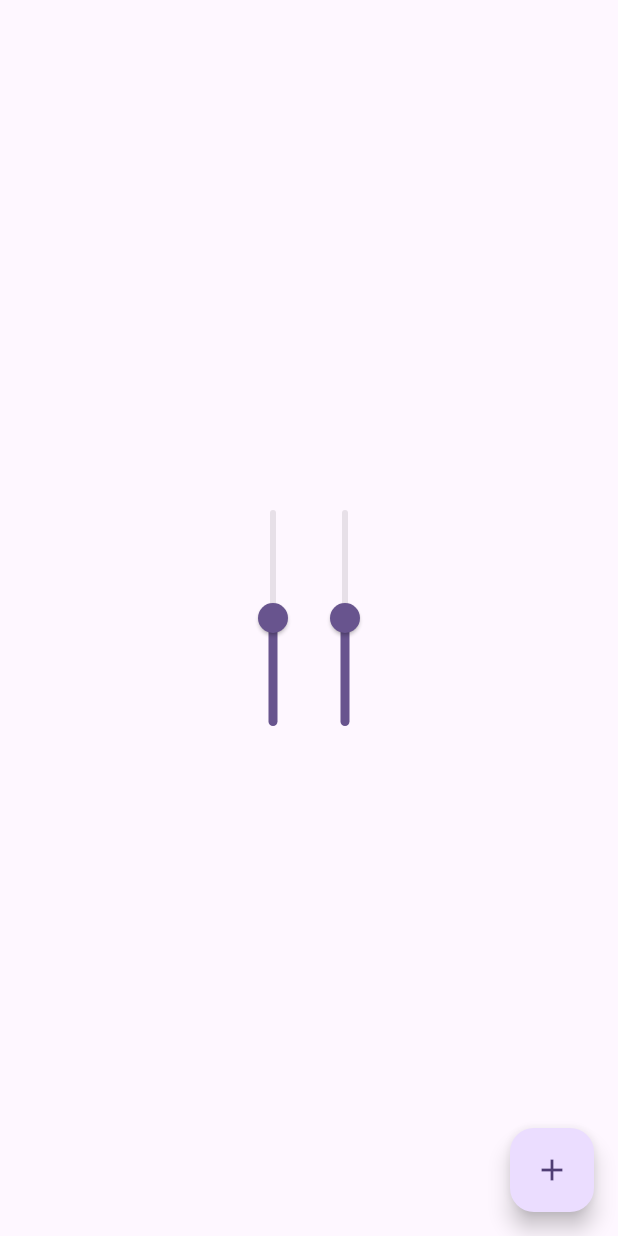
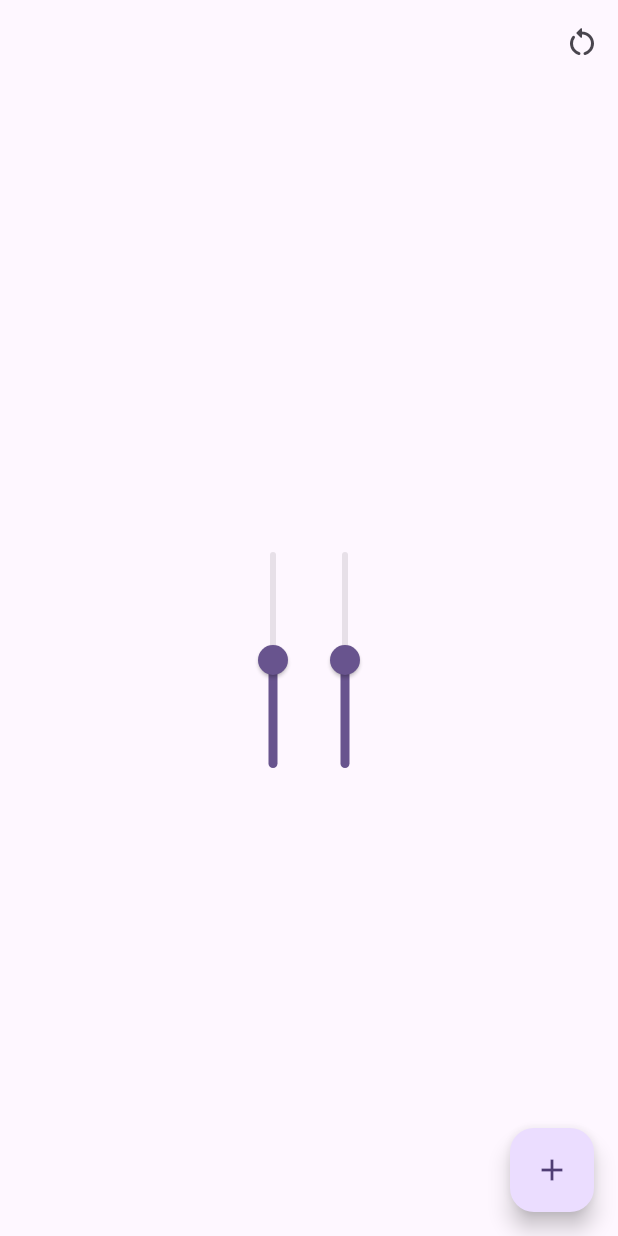
Before and after one commit to michasng/dependencies, a Flutter app: the screen it shows after launch, after a tap on the "add" icon, on a phone screen of 412 x 824 dp. Run offline on Flutter 3.47's test engine with Material 2 defaults, Android fonts, the phone set to English and light mode, and no system bars.

Commit message:
Add reset button

```diff
--- a/lib/dimensions_page.dart
+++ b/lib/dimensions_page.dart
@@ -49,6 +49,21 @@ class _DimensionsPageState extends State<DimensionsPage> {
   @override
   Widget build(BuildContext context) {
     return Scaffold(
+      appBar: AppBar(
+        actions: [
+          IconButton(
+            onPressed: () {
+              setState(() {
+                _dimensionControllers.clear();
+                _dependencies.clear();
+                _addDimension();
+              });
+            },
+            tooltip: 'Reset',
+            icon: const Icon(Icons.restart_alt_rounded),
+          ),
+        ],
+      ),
       body: Center(
         child: SingleChildScrollView(
           child: Wrap(
```
